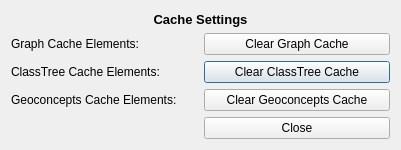
This is dialogs/ui/settingsdialog.ui in sparqlunicorn/sparqlunicornGoesGIS as Qt 5 draws it before an edit. The edited form follows.
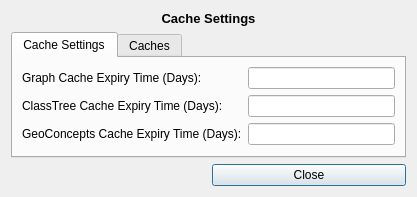
This is the edited form.

Commit message: cache settings dialog update

What changed in the file:
```diff
--- a/dialogs/ui/settingsdialog.ui
+++ b/dialogs/ui/settingsdialog.ui
@@ -6,21 +6,14 @@
    <rect>
     <x>0</x>
     <y>0</y>
-    <width>401</width>
-    <height>150</height>
+    <width>417</width>
+    <height>195</height>
    </rect>
   </property>
   <property name="windowTitle">
    <string>Settings</string>
   </property>
   <layout class="QGridLayout" name="gridLayout">
-   <item row="2" column="1">
-    <widget class="QPushButton" name="clearClassTreeCacheButton">
-     <property name="text">
-      <string>Clear ClassTree Cache</string>
-     </property>
-    </widget>
-   </item>
    <item row="0" column="0" colspan="2">
     <widget class="QLabel" name="titleLabel">
      <property name="font">
@@ -38,35 +31,68 @@
      </property>
     </widget>
    </item>
-   <item row="3" column="0">
-    <widget class="QLabel" name="geoConceptsCacheLabel">
-     <property name="text">
-      <string>Geoconcepts Cache Elements:</string>
-     </property>
-    </widget>
-   </item>
-   <item row="3" column="1">
-    <widget class="QPushButton" name="clearGeoConceptsCacheButton">
-     <property name="text">
-      <string>Clear Geoconcepts Cache</string>
-     </property>
-    </widget>
-   </item>
-   <item row="4" column="1">
+   <item row="5" column="1">
     <widget class="QPushButton" name="closeButton">
      <property name="text">
       <string>Close</string>
      </property>
     </widget>
    </item>
+   <item row="1" column="0" colspan="2">
+    <widget class="QTabWidget" name="tabWidget">
+     <property name="currentIndex">
+      <number>0</number>
+     </property>
+     <widget class="QWidget" name="tab">
+      <attribute name="title">
+       <string>Cache Settings</string>
+      </attribute>
+      <layout class="QGridLayout" name="gridLayout_2">
+       <item row="2" column="0">
+        <widget class="QLabel" name="geoConceptsCacheExpiryLabel">
+         <property name="text">
+          <string>GeoConcepts Cache Expiry Time (Days):</string>
+         </property>
+        </widget>
+       </item>
+       <item row="2" column="1">
+        <widget class="QLineEdit" name="geoConceptsCacheExpiryLineEdit"/>
+       </item>
    <item row="1" column="0">
+        <widget class="QLabel" name="classTreeCacheExpiryLabel">
+         <property name="text">
+          <string>ClassTree Cache Expiry Time (Days):</string>
+         </property>
+        </widget>
+       </item>
+       <item row="1" column="1">
+        <widget class="QLineEdit" name="classTreeCacheExpiryLineEdit"/>
+       </item>
+       <item row="0" column="0">
+        <widget class="QLabel" name="graphCacheExpiryLabel">
+         <property name="text">
+          <string>Graph Cache Expiry Time (Days):</string>
+         </property>
+        </widget>
+       </item>
+       <item row="0" column="1">
+        <widget class="QLineEdit" name="graphCacheExpiryLineEdit"/>
+       </item>
+      </layout>
+     </widget>
+     <widget class="QWidget" name="tab_2">
+      <attribute name="title">
+       <string>Caches</string>
+      </attribute>
+      <layout class="QGridLayout" name="gridLayout_3">
+       <item row="0" column="0">
     <widget class="QLabel" name="graphCacheLabel">
      <property name="text">
       <string>Graph Cache Elements:</string>
      </property>
     </widget>
    </item>
-   <item row="2" column="0">
+       <item row="1" column="0">
     <widget class="QLabel" name="classTreeCacheLabel">
      <property name="text">
       <string>ClassTree Cache Elements:</string>
@@ -74,10 +100,35 @@
     </widget>
    </item>
    <item row="1" column="1">
+        <widget class="QPushButton" name="clearClassTreeCacheButton">
+         <property name="text">
+          <string>Clear ClassTree Cache</string>
+         </property>
+        </widget>
+       </item>
+       <item row="0" column="1">
     <widget class="QPushButton" name="clearGraphCacheButton">
      <property name="text">
       <string>Clear Graph Cache</string>
      </property>
+        </widget>
+       </item>
+       <item row="2" column="0">
+        <widget class="QLabel" name="geoConceptsCacheLabel">
+         <property name="text">
+          <string>Geoconcepts Cache Elements:</string>
+         </property>
+        </widget>
+       </item>
+       <item row="2" column="1">
+        <widget class="QPushButton" name="clearGeoConceptsCacheButton">
+         <property name="text">
+          <string>Clear Geoconcepts Cache</string>
+         </property>
+        </widget>
+       </item>
+      </layout>
+     </widget>
     </widget>
    </item>
   </layout>
```
Lines whose indentation alone changed are shown as unchanged. The commit also changes 1 other file.
